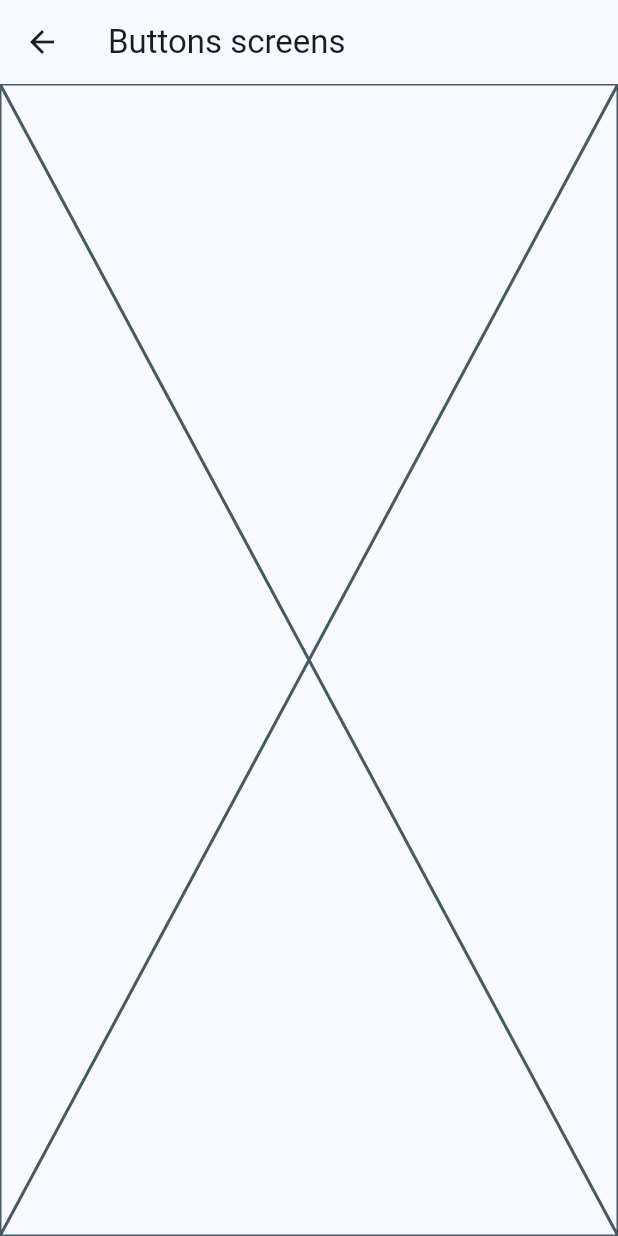
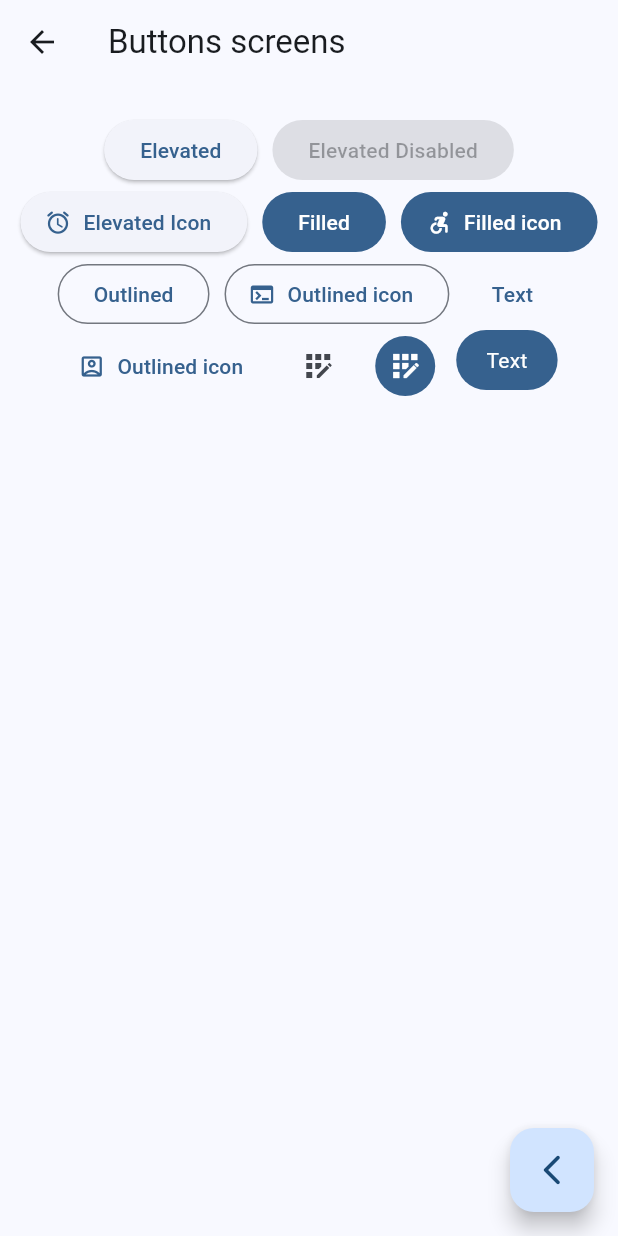
Before and after one commit to matiasbaez/flutter-widgets, a Flutter app: the ButtonsScreen screen opened by its route, on a phone screen of 412 x 824 dp. Run offline on Flutter 3.47's test engine with Material 3 defaults, Android fonts, the phone set to English and light mode, and no system bars; our stand-ins replace go_router.

Commit message:
Update buttons screen

```diff
--- a/lib/config/themes/app_theme.dart
+++ b/lib/config/themes/app_theme.dart
@@ -22,6 +22,7 @@ class AppTheme {
   }) : assert(selectedColor >= 0 && selectedColor < _colorList.length, 'Selected color must be between 0 and ${_colorList.length-1}') ;
 
   ThemeData getTheme() => ThemeData(
+    // useMaterial3: false,
     colorSchemeSeed: _colorList[ selectedColor ],
     appBarTheme: const AppBarTheme(
       centerTitle: false
--- a/lib/presentation/screens/buttons/buttons_screen.dart
+++ b/lib/presentation/screens/buttons/buttons_screen.dart
@@ -1,5 +1,6 @@
 
 import 'package:flutter/material.dart';
+import 'package:go_router/go_router.dart';
 
 class ButtonsScreen extends StatelessWidget {
 
@@ -13,7 +14,87 @@ class ButtonsScreen extends StatelessWidget {
       appBar: AppBar(
         title: const Text('Buttons screens'),
       ),
-      body: const Placeholder(),
+      body: const _ButtonsView(),
+      floatingActionButton: FloatingActionButton(
+        child: const Icon( Icons.arrow_back_ios_new_rounded ),
+        onPressed: () {
+          context.pop();
+        },
+      ),
     );
   }
 }
+
+class _ButtonsView extends StatelessWidget {
+
+  const _ButtonsView();
+
+  @override
+  Widget build(BuildContext context) {
+
+    final colors = Theme.of(context).colorScheme;
+
+    return SizedBox(
+      width: double.infinity,
+      child: Padding(
+        padding: const EdgeInsets.symmetric(horizontal: 10, vertical: 20),
+        child: Wrap(
+          spacing: 10,
+          // crossAxisAlignment: WrapCrossAlignment.center,
+          alignment: WrapAlignment.center,
+          children: [
+
+            ElevatedButton(onPressed: () {}, child: const Text('Elevated')),
+            const ElevatedButton(onPressed: null, child: Text('Elevated Disabled')),
+            ElevatedButton.icon(onPressed: () {}, icon: const Icon(Icons.access_alarm_rounded), label: const Text('Elevated Icon')),
+
+            FilledButton(onPressed: () {}, child: const Text('Filled')),
+            FilledButton.icon(onPressed: () {}, icon: const Icon(Icons.accessible_forward_rounded), label: const Text('Filled icon')),
+
+            OutlinedButton(onPressed: () {}, child: const Text('Outlined')),
+            OutlinedButton.icon(onPressed: () {}, icon: const Icon(Icons.terminal), label: const Text('Outlined icon')),
+
+            TextButton(onPressed: () {}, child: const Text('Text')),
+            TextButton.icon(onPressed: () {}, icon: const Icon(Icons.account_box_outlined), label: const Text('Outlined icon')),
+
+            IconButton(onPressed: () {}, icon: const Icon(Icons.app_registration)),
+            IconButton(
+              onPressed: () {},
+              icon: const Icon(Icons.app_registration),
+              style: ButtonStyle(
+                backgroundColor: MaterialStatePropertyAll(colors.primary),
+                iconColor: const MaterialStatePropertyAll(Colors.white)
+              )
+            ),
+
+            const CustomButton(),
+
+          ],
+        ),
+      ),
+    );
+  }
+}
+
+class CustomButton extends StatelessWidget {
+
+  const CustomButton({super.key});
+
+  @override
+  Widget build(BuildContext context) {
+
+    final colors = Theme.of(context).colorScheme;
+
+    return Material(
+      borderRadius: BorderRadius.circular(20),
+      color: colors.primary,
+      child: InkWell(
+        onTap: () {},
+        child: const Padding(
+          padding: EdgeInsets.symmetric(horizontal: 20, vertical: 10),
+          child: Text('Text', style: TextStyle(color: Colors.white))
+        ),
+      ),
+    );
+  }
+}
```
